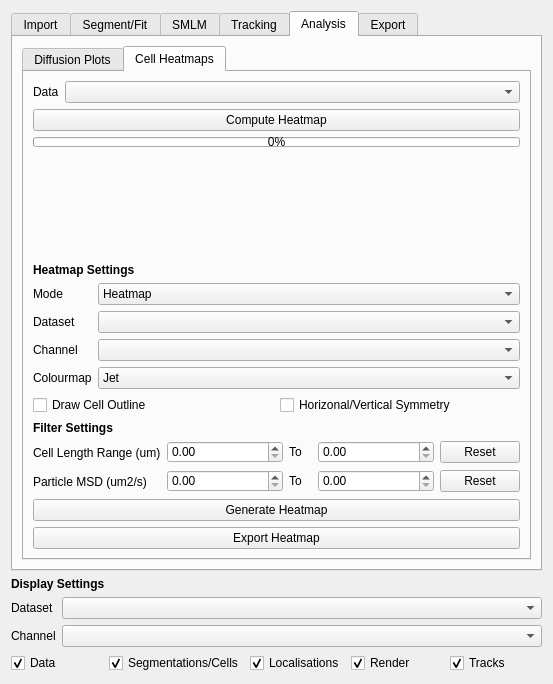
Old version of the form src/moltrack/GUI/widget_ui.ui in the repository piedrro/napari-moltrack.
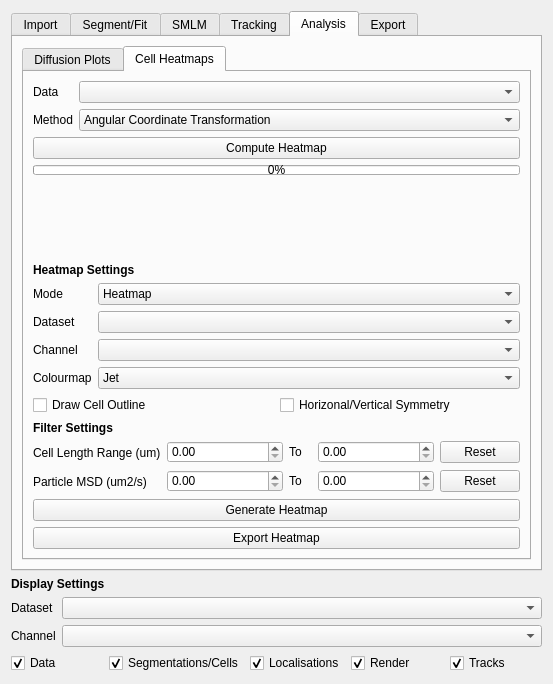
New version of the form. The open tabs and pages were chosen to show the change.

Diff of the .ui file:
```diff
--- a/src/moltrack/GUI/widget_ui.ui
+++ b/src/moltrack/GUI/widget_ui.ui
@@ -3043,6 +3043,22 @@
              <item row="0" column="1">
               <widget class="QComboBox" name="heatmap_data"/>
              </item>
+             <item row="1" column="0">
+              <widget class="QLabel" name="label_4">
+               <property name="text">
+                <string>Method</string>
+               </property>
+              </widget>
+             </item>
+             <item row="1" column="1">
+              <widget class="QComboBox" name="heatmap_compute_method">
+               <item>
+                <property name="text">
+                 <string>Angular Coordinate Transformation</string>
+                </property>
+               </item>
+              </widget>
+             </item>
             </layout>
            </item>
            <item>
```
